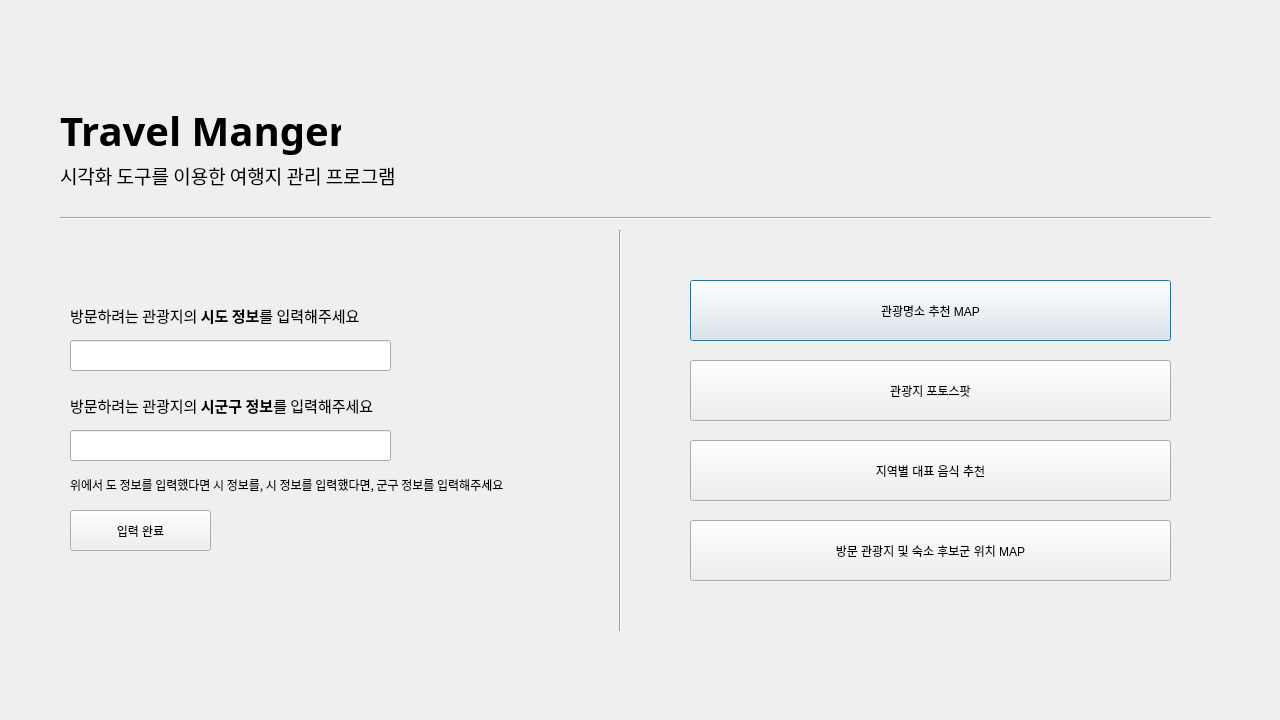
Drizzle03/TravelManager, file mainui.ui: the form before one commit.
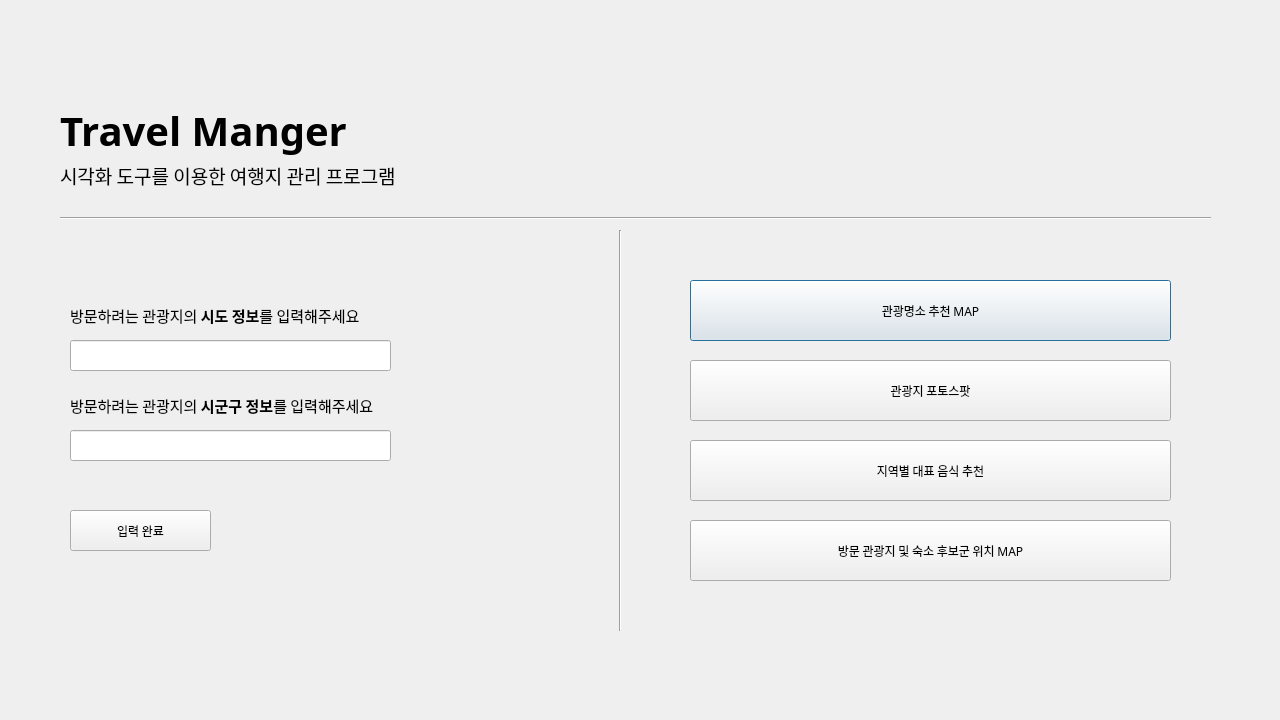
The form after the commit.

```diff
--- a/mainui.ui
+++ b/mainui.ui
@@ -18,7 +18,7 @@
     <rect>
      <x>60</x>
      <y>90</y>
-     <width>281</width>
+     <width>381</width>
      <height>81</height>
     </rect>
    </property>
@@ -43,6 +43,13 @@
      <height>61</height>
     </rect>
    </property>
+   <property name="font">
+    <font>
+     <family>나눔스퀘어</family>
+     <weight>50</weight>
+     <bold>false</bold>
+    </font>
+   </property>
    <property name="text">
     <string>관광명소 추천 MAP</string>
    </property>
@@ -56,6 +63,11 @@
      <height>61</height>
     </rect>
    </property>
+   <property name="font">
+    <font>
+     <family>나눔스퀘어</family>
+    </font>
+   </property>
    <property name="text">
     <string>관광지 포토스팟</string>
    </property>
@@ -69,6 +81,11 @@
      <height>61</height>
     </rect>
    </property>
+   <property name="font">
+    <font>
+     <family>나눔스퀘어</family>
+    </font>
+   </property>
    <property name="text">
     <string>지역별 대표 음식 추천</string>
    </property>
@@ -82,6 +99,11 @@
      <height>61</height>
     </rect>
    </property>
+   <property name="font">
+    <font>
+     <family>나눔스퀘어</family>
+    </font>
+   </property>
    <property name="text">
     <string>방문 관광지 및 숙소 후보군 위치 MAP</string>
    </property>
@@ -91,7 +113,7 @@
     <rect>
      <x>60</x>
      <y>160</y>
-     <width>351</width>
+     <width>421</width>
      <height>31</height>
     </rect>
    </property>
@@ -135,7 +157,7 @@
     <rect>
      <x>70</x>
      <y>390</y>
-     <width>351</width>
+     <width>381</width>
      <height>31</height>
     </rect>
    </property>
@@ -191,6 +213,11 @@
      <height>41</height>
     </rect>
    </property>
+   <property name="font">
+    <font>
+     <family>나눔스퀘어</family>
+    </font>
+   </property>
    <property name="text">
     <string>입력 완료</string>
    </property>
@@ -208,27 +235,6 @@
     <enum>Qt::Horizontal</enum>
    </property>
   </widget>
-  <widget class="QLabel" name="Title2_5">
-   <property name="geometry">
-    <rect>
-     <x>70</x>
-     <y>470</y>
-     <width>451</width>
-     <height>31</height>
-    </rect>
-   </property>
-   <property name="font">
-    <font>
-     <family>나눔스퀘어</family>
-     <pointsize>11</pointsize>
-     <weight>50</weight>
-     <bold>false</bold>
-    </font>
-   </property>
-   <property name="text">
-    <string>&lt;html&gt;&lt;head/&gt;&lt;body&gt;&lt;p&gt;&lt;span style=&quot; font-size:9pt;&quot;&gt;위에서 도 정보를 입력했다면 시 정보를, 시 정보를 입력했다면, 군구 정보를 입력해주세요&lt;/span&gt;&lt;/p&gt;&lt;/body&gt;&lt;/html&gt;</string>
-   </property>
-  </widget>
  </widget>
  <resources/>
  <connections/>
```
Left out of the diff: 6 changed lines with no effect on the pictures.
